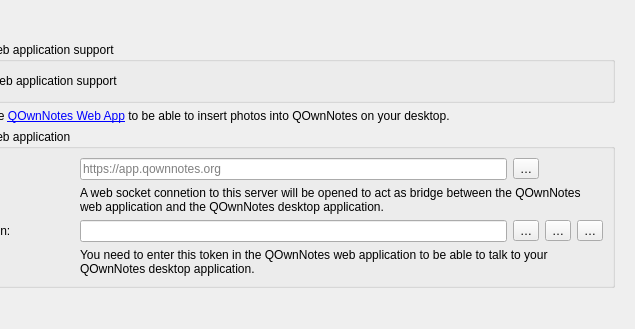
This is src/dialogs/settingsdialog.ui in pbek/QOwnNotes as Qt 5 draws it before an edit; both pictures show x 265 to 900 and y 0 to 329 of the 900 by 1083 pixel window. The edited form follows.
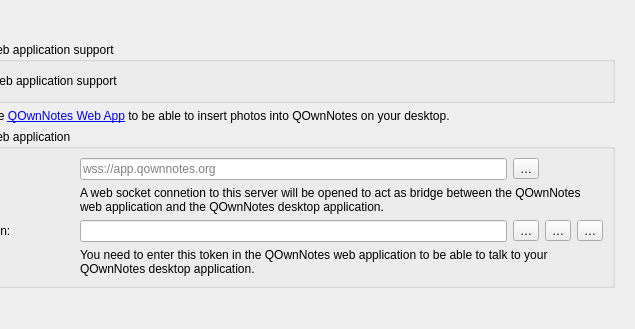
This is the edited form. Icons and pictures are not drawn. Custom widgets are drawn as their Qt base class.

What changed in the file:
```diff
--- a/src/dialogs/settingsdialog.ui
+++ b/src/dialogs/settingsdialog.ui
@@ -6255,7 +6255,7 @@
                    <item row="0" column="1" colspan="3">
                     <widget class="QLineEdit" name="webAppServerUrlLineEdit">
                      <property name="placeholderText">
-                      <string notr="true">https://app.qownnotes.org</string>
+                      <string notr="true">wss://app.qownnotes.org</string>
                      </property>
                     </widget>
                    </item>
```
